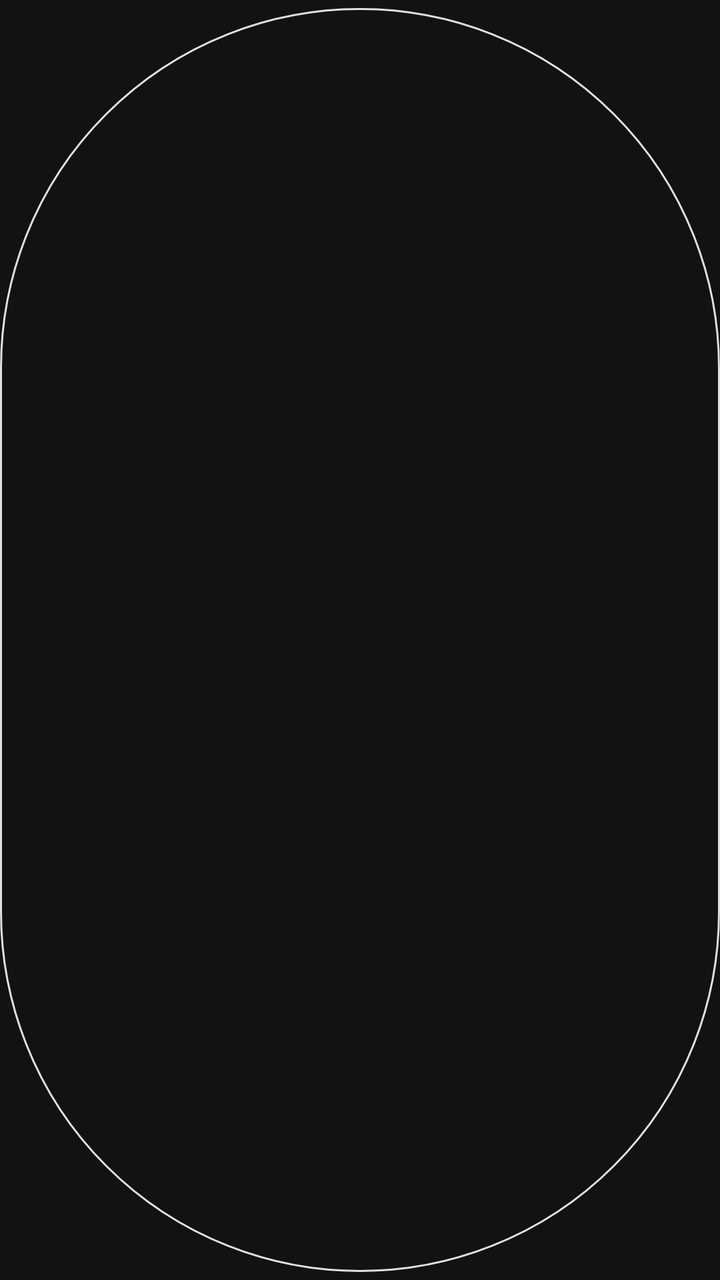
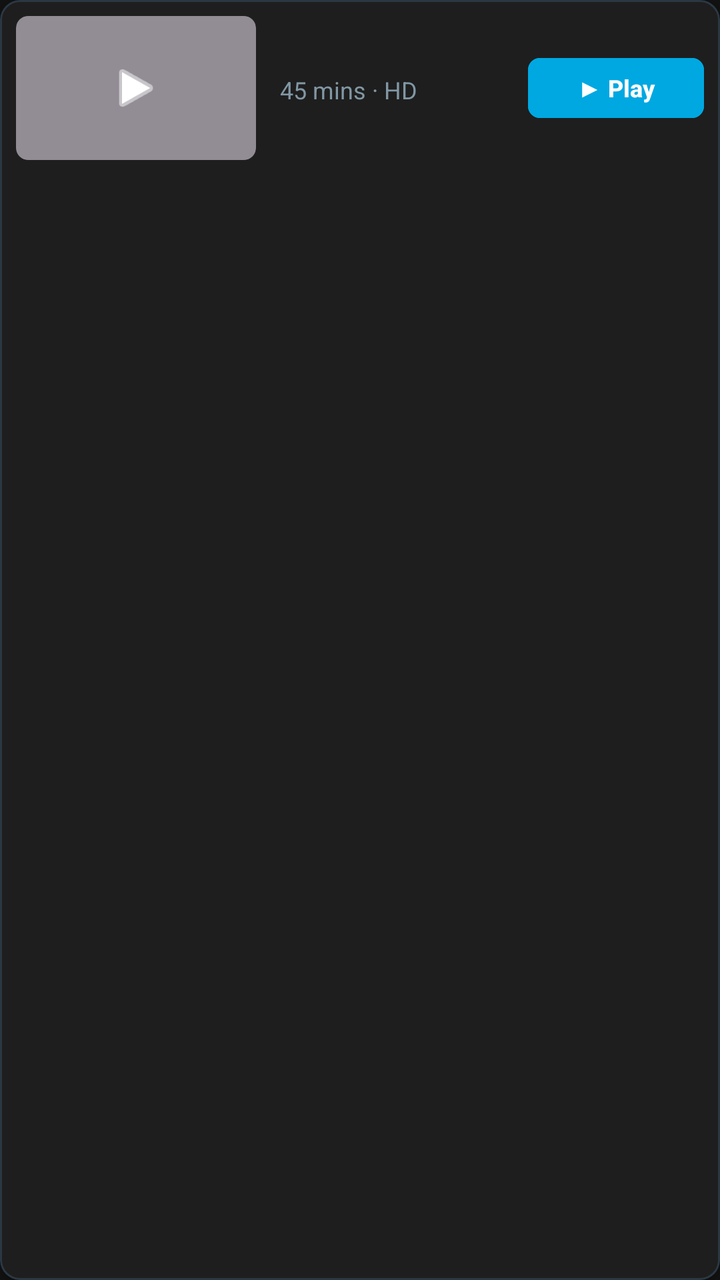

Screens rendered from an Android XML layout before and after an edit, with the pre-edit source and the edit as a unified diff.
<!-- AndroidManifest.xml: application theme Theme.MovieVibe -->
<!-- res/layout/item_episode.xml -->
<?xml version="1.0" encoding="utf-8"?>
<com.google.android.material.button.MaterialButton xmlns:android="http://schemas.android.com/apk/res/android"
    xmlns:app="http://schemas.android.com/apk/res-auto"
    android:id="@+id/btnEpisode"
    style="@style/Widget.Material3.Button.OutlinedButton"
    android:layout_width="wrap_content"
    android:layout_height="wrap_content"
    android:layout_margin="4dp"
    android:minWidth="60dp"
    android:textColor="#FFFFFF"
    app:strokeColor="#E0E0E0" />
<!-- resources referenced by this layout -->
<resources>
  <style name="Theme.MovieVibe" parent="Base.Theme.MovieVibe" />
  <style name="Base.Theme.MovieVibe" parent="Theme.Material3.DayNight.NoActionBar">
          <item name="android:statusBarColor">#121212</item>
          <item name="android:windowBackground">#121212</item>
      </style>
</resources>

<!-- the commit's change to res/layout/item_episode.xml (unified diff, before → after) -->
@@ -1,11 +1,114 @@
 <?xml version="1.0" encoding="utf-8"?>
-<com.google.android.material.button.MaterialButton xmlns:android="http://schemas.android.com/apk/res/android"
+<com.google.android.material.card.MaterialCardView xmlns:android="http://schemas.android.com/apk/res/android"
     xmlns:app="http://schemas.android.com/apk/res-auto"
-    android:id="@+id/btnEpisode"
-    style="@style/Widget.Material3.Button.OutlinedButton"
-    android:layout_width="wrap_content"
+    android:id="@+id/cardEpisode"
+    android:layout_width="match_parent"
     android:layout_height="wrap_content"
-    android:layout_margin="4dp"
-    android:minWidth="60dp"
-    android:textColor="#FFFFFF"
-    app:strokeColor="#E0E0E0" />
+    android:layout_marginHorizontal="4dp"
+    android:layout_marginVertical="6dp"
+    app:cardBackgroundColor="#1E1E1E"
+    app:cardCornerRadius="10dp"
+    app:cardElevation="2dp"
+    app:strokeColor="#2A3844"
+    app:strokeWidth="1dp">
+
+    <LinearLayout
+        android:layout_width="match_parent"
+        android:layout_height="wrap_content"
+        android:gravity="center_vertical"
+        android:orientation="horizontal"
+        android:padding="8dp">
+
+        
+        <com.google.android.material.card.MaterialCardView
+            android:layout_width="120dp"
+            android:layout_height="72dp"
+            app:cardCornerRadius="6dp"
+            app:cardElevation="0dp"
+            app:strokeWidth="0dp">
+
+            <FrameLayout
+                android:layout_width="match_parent"
+                android:layout_height="match_parent">
+
+                <ImageView
+                    android:id="@+id/ivEpisodeThumbnail"
+                    android:layout_width="match_parent"
+                    android:layout_height="match_parent"
+                    android:contentDescription="@string/app_name"
+                    android:scaleType="centerCrop" />
+
+                <View
+                    android:layout_width="match_parent"
+                    android:layout_height="match_parent"
+                    android:background="#66000000" />
+
+                <ImageView
+                    android:layout_width="28dp"
+                    android:layout_height="28dp"
+                    android:layout_gravity="center"
+                    android:contentDescription="@string/app_name"
+                    android:src="@android:drawable/ic_media_play"
+                    app:tint="#FFFFFF" />
+
+            </FrameLayout>
+
+        </com.google.android.material.card.MaterialCardView>
+
+        
+        <LinearLayout
+            android:layout_width="0dp"
+            android:layout_height="wrap_content"
+            android:layout_marginStart="12dp"
+            android:layout_weight="1"
+            android:orientation="vertical">
+
+            <TextView
+                android:id="@+id/tvEpisodeTitle"
+                android:layout_width="match_parent"
+                android:layout_height="wrap_content"
+                android:ellipsize="end"
+                android:maxLines="1"
+                android:textColor="#FFFFFF"
+                android:textSize="15sp"
+                android:textStyle="bold" />
+
+            <TextView
+                android:id="@+id/tvEpisodeDuration"
+                android:layout_width="match_parent"
+                android:layout_height="wrap_content"
+                android:layout_marginTop="2dp"
+                android:text="45 mins · HD"
+                android:textColor="#8197A4"
+                android:textSize="12sp" />
+
+            <TextView
+                android:id="@+id/tvEpisodeOverview"
+                android:layout_width="match_parent"
+                android:layout_height="wrap_content"
+                android:layout_marginTop="4dp"
+                android:ellipsize="end"
+                android:lineSpacingExtra="2dp"
+                android:maxLines="2"
+                android:textColor="#CCCCCC"
+                android:textSize="12sp" />
+
+        </LinearLayout>
+
+        
+        <com.google.android.material.button.MaterialButton
+            android:id="@+id/btnPlayEpisode"
+            android:layout_width="wrap_content"
+            android:layout_height="38dp"
+            android:layout_marginStart="8dp"
+            android:backgroundTint="#00A8E1"
+            android:paddingHorizontal="10dp"
+            android:text="▶ Play"
+            android:textColor="#FFFFFF"
+            android:textSize="12sp"
+            android:textStyle="bold"
+            app:cornerRadius="6dp" />
+
+    </LinearLayout>
+
+</com.google.android.material.card.MaterialCardView>
<!-- resource entries referenced after the edit -->
@@ -1,5 +1,6 @@
 <!-- resources referenced by this layout -->
 <resources>
+  <string name="app_name">MovieVibe</string>
   <style name="Theme.MovieVibe" parent="Base.Theme.MovieVibe" />
   <style name="Base.Theme.MovieVibe" parent="Theme.Material3.DayNight.NoActionBar">
           <item name="android:statusBarColor">#121212</item>
